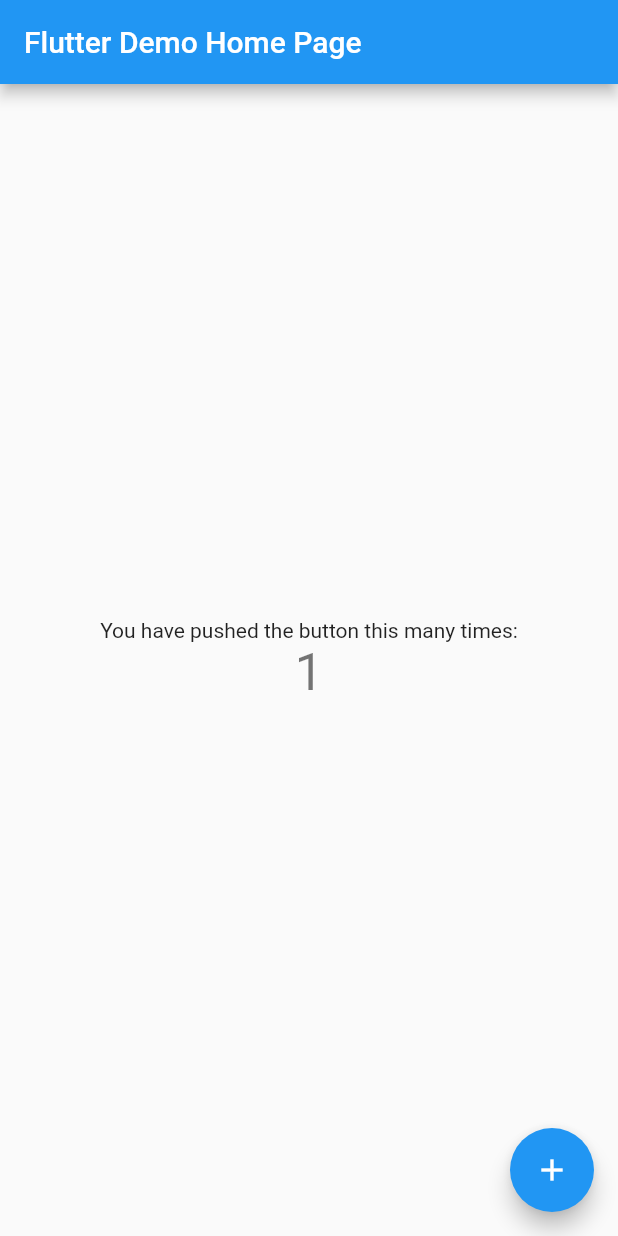
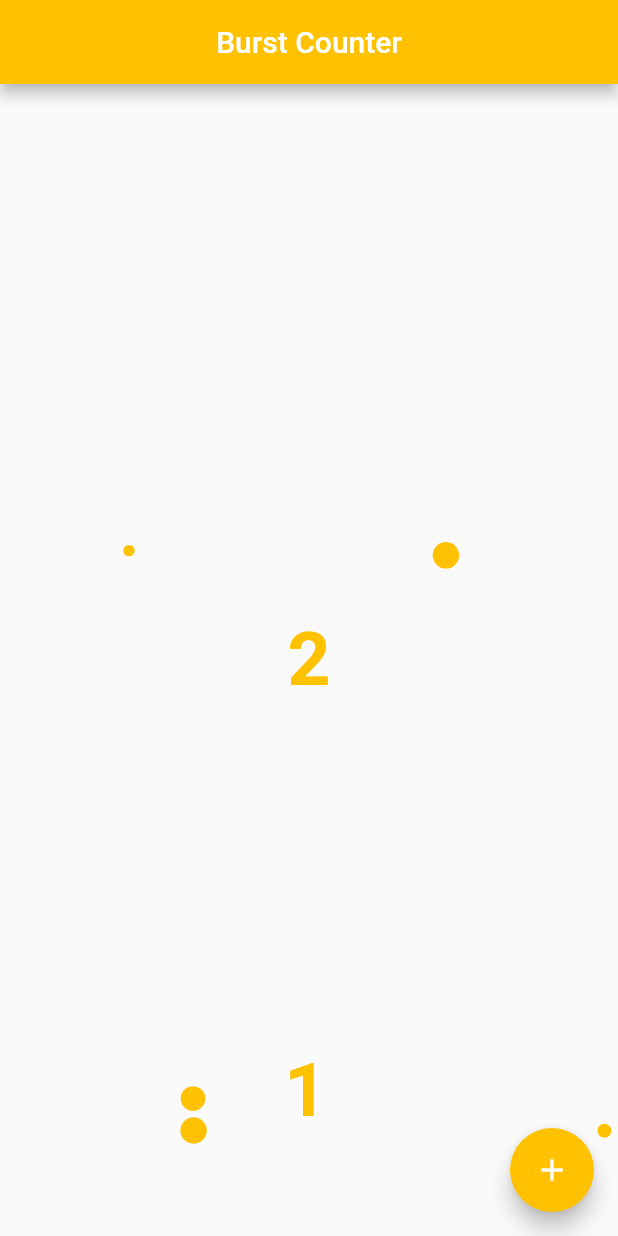
Before and after one commit to MohammedYoussef-YM/Masbaha, a Flutter app: the screen it shows after launch, after a tap on the "add" icon, on a phone screen of 412 x 824 dp. Run offline on Flutter 3.47's test engine with Material 2 defaults, Android fonts, the phone set to English and light mode, and no system bars.

Commit message:
Modify for file main

```diff
--- a/lib/main.dart
+++ b/lib/main.dart
@@ -1,3 +1,7 @@
+import 'dart:async';
+import 'dart:math';
+import 'dart:ui';
+import 'package:masbaha/particle.dart';
 import 'package:flutter/material.dart';
 
 void main() {
@@ -5,109 +9,220 @@ void main() {
 }
 
 class MyApp extends StatelessWidget {
-  // This widget is the root of your application.
   @override
   Widget build(BuildContext context) {
     return MaterialApp(
-      title: 'Flutter Demo',
+      debugShowCheckedModeBanner: false,
+      title: 'Masbahaty',
       theme: ThemeData(
-        // This is the theme of your application.
-        //
-        // Try running your application with "flutter run". You'll see the
-        // application has a blue toolbar. Then, without quitting the app, try
-        // changing the primarySwatch below to Colors.green and then invoke
-        // "hot reload" (press "r" in the console where you ran "flutter run",
-        // or simply save your changes to "hot reload" in a Flutter IDE).
-        // Notice that the counter didn't reset back to zero; the application
-        // is not restarted.
         primarySwatch: Colors.blue,
+        visualDensity: VisualDensity.adaptivePlatformDensity,
       ),
-      home: MyHomePage(title: 'Flutter Demo Home Page'),
+      home: MyHomePage(),
     );
   }
 }
 
 class MyHomePage extends StatefulWidget {
-  MyHomePage({Key key, this.title}) : super(key: key);
-
-  // This widget is the home page of your application. It is stateful, meaning
-  // that it has a State object (defined below) that contains fields that affect
-  // how it looks.
-
-  // This class is the configuration for the state. It holds the values (in this
-  // case the title) provided by the parent (in this case the App widget) and
-  // used by the build method of the State. Fields in a Widget subclass are
-  // always marked "final".
-
-  final String title;
-
   @override
   _MyHomePageState createState() => _MyHomePageState();
 }
 
-class _MyHomePageState extends State<MyHomePage> {
-  int _counter = 0;
+class _MyHomePageState extends State<MyHomePage> with SingleTickerProviderStateMixin {
+  AnimationController _animationController;
+  Animation _animation;
+  final List<Color> colors = [Color(0xffffc100), Color(0xffff9a00), Color(0xffff7400), Color(0xffff4d00), Color(0xffff0000)];
+  final GlobalKey _boxKey = GlobalKey();
+  final Random random = Random();
+  final double gravity = 9.81, dragCof = 0.47, airDensity = 1.1644, fps = 1 / 24;
+  Timer timer;
+  Rect boxSize = Rect.zero;
+  List<Particle> particles = [];
+  dynamic counterText = {"count": 1, "color": Color(0xffffc100)};
 
-  void _incrementCounter() {
-    setState(() {
-      // This call to setState tells the Flutter framework that something has
-      // changed in this State, which causes it to rerun the build method below
-      // so that the display can reflect the updated values. If we changed
-      // _counter without calling setState(), then the build method would not be
-      // called again, and so nothing would appear to happen.
-      _counter++;
+  @override
+  void dispose() {
+    // Cancel and Dispose off timer and Animation Controller
+    timer.cancel();
+    _animationController.removeListener(_animationListener);
+    _animationController.dispose();
+    super.dispose();
+  }
+
+  @override
+  void initState() {
+
+    // AnimationController for initial Burst Animation of Text
+    _animationController = AnimationController(vsync: this, duration: Duration(milliseconds: 100));
+    _animation = Tween(begin: 1.0, end: 2.0).animate(_animationController);
+
+    // Getting the Initial size of Container as soon as the First Frame Renders
+    WidgetsBinding.instance.addPostFrameCallback((timeStamp) {
+      Size size = _boxKey.currentContext.size;
+      boxSize = Rect.fromLTRB(0, 0, size.width, size.height);
     });
+
+    // Refreshing State at Rate of 24/Sec
+    timer = Timer.periodic(Duration(milliseconds: (fps * 1000).floor()), frameBuilder);
+
+    super.initState();
+
+  }
+
+  _animationListener() {
+    if (_animationController.isCompleted) {
+      _animationController.reverse();
+    }
+  }
+
+  frameBuilder(dynamic timestamp) {
+    // Looping though particles to calculate their new position
+    particles.forEach((pt) {
+      //Calculating Drag Force (DRAG FORCE HAS TO BE NEGATIVE - MISSED THIS IN THE TUTORIAL)
+      double dragForceX = -0.5 * airDensity * pow(pt.velocity.x, 2) * dragCof * pt.area;
+      double dragForceY = -0.5 * airDensity * pow(pt.velocity.y, 2) * dragCof * pt.area;
+
+      dragForceX = dragForceX.isInfinite ? 0.0 : dragForceX;
+      dragForceY = dragForceY.isInfinite ? 0.0 : dragForceY;
+
+      // Calculating Acceleration
+      double accX = dragForceX / pt.mass;
+      double accY = gravity + dragForceY / pt.mass;
+
+      // Calculating Velocity Change
+      pt.velocity.x += accX * fps;
+      pt.velocity.y += accY * fps;
+
+      // Calculating Position Change
+      pt.position.x += pt.velocity.x * fps * 100;
+      pt.position.y += pt.velocity.y * fps * 100;
+
+      // Calculating Position and Velocity Changes after Wall Collision
+      boxCollision(pt);
+    });
+
+    if (particles.isNotEmpty) {
+      setState(() {});
+    }
+  }
+
+  burstParticles() {
+    // Removing Some Old particles each time FAB is Clicked (PERFORMANCE)
+    if (particles.length > 200) {
+      particles.removeRange(0, 75);
+    }
+
+    _animationController.forward();
+    _animationController.addListener(_animationListener);
+
+    double colorRandom = random.nextDouble();
+
+    Color color = colors[(colorRandom * colors.length).floor()];
+    String previousCount = "${counterText['count']}";
+    Color prevColor = counterText['color'];
+    counterText['count'] = counterText['count'] + 1;
+    counterText['color'] = color;
+    int count = random.nextInt(25).clamp(5, 25);
+
+    for (int x = 0; x < count; x++) {
+      double randomX = random.nextDouble() * 4.0;
+      if (x % 2 == 0) {
+        randomX = -randomX;
+      }
+      double randomY = random.nextDouble() * -7.0;
+      Particle p = Particle();
+      p.radius = (random.nextDouble() * 10.0).clamp(2.0, 10.0);
+      p.color = prevColor;
+      p.position = PVector(boxSize.center.dx, boxSize.center.dy);
+      p.velocity = PVector(randomX, randomY);
+      particles.add(p);
+    }
+
+    List<String> numbers = previousCount.split("");
+    for (int x = 0; x < numbers.length; x++) {
+      double randomX = random.nextDouble();
+      if (x % 2 == 0) {
+        randomX = -randomX;
+      }
+      double randomY = random.nextDouble() * -7.0;
+      Particle p = Particle();
+      p.type = ParticleType.TEXT;
+      p.text = numbers[x];
+      p.radius = 25;
+      p.color = color;
+      p.position = PVector(boxSize.center.dx, boxSize.center.dy);
+      p.velocity = PVector(randomX * 4.0, randomY);
+      particles.add(p);
+    }
+  }
+
+  boxCollision(Particle pt) {
+    // Collision with Right of the Box Wall
+    if (pt.position.x > boxSize.width - pt.radius) {
+      pt.velocity.x *= pt.jumpFactor;
+      pt.position.x = boxSize.width - pt.radius;
+    }
+    // Collision with Bottom of the Box Wall
+    if (pt.position.y > boxSize.height - pt.radius) {
+      pt.velocity.y *= pt.jumpFactor;
+      pt.position.y = boxSize.height - pt.radius;
+    }
+    // Collision with Left of the Box Wall
+    if (pt.position.x < pt.radius) {
+      pt.velocity.x *= pt.jumpFactor;
+      pt.position.x = pt.radius;
+    }
   }
 
   @override
   Widget build(BuildContext context) {
-    // This method is rerun every time setState is called, for instance as done
-    // by the _incrementCounter method above.
-    //
-    // The Flutter framework has been optimized to make rerunning build methods
-    // fast, so that you can just rebuild anything that needs updating rather
-    // than having to individually change instances of widgets.
     return Scaffold(
       appBar: AppBar(
-        // Here we take the value from the MyHomePage object that was created by
-        // the App.build method, and use it to set our appbar title.
-        title: Text(widget.title),
+        title: Text("Burst Counter"),
+        backgroundColor: counterText['color'],
+        centerTitle: true,
       ),
-      body: Center(
-        // Center is a layout widget. It takes a single child and positions it
-        // in the middle of the parent.
-        child: Column(
-          // Column is also a layout widget. It takes a list of children and
-          // arranges them vertically. By default, it sizes itself to fit its
-          // children horizontally, and tries to be as tall as its parent.
-          //
-          // Invoke "debug painting" (press "p" in the console, choose the
-          // "Toggle Debug Paint" action from the Flutter Inspector in Android
-          // Studio, or the "Toggle Debug Paint" command in Visual Studio Code)
-          // to see the wireframe for each widget.
-          //
-          // Column has various properties to control how it sizes itself and
-          // how it positions its children. Here we use mainAxisAlignment to
-          // center the children vertically; the main axis here is the vertical
-          // axis because Columns are vertical (the cross axis would be
-          // horizontal).
-          mainAxisAlignment: MainAxisAlignment.center,
-          children: <Widget>[
-            Text(
-              'You have pushed the button this many times:',
+      body: Container(
+        key: _boxKey,
+        child: Stack(
+          children: [
+            Center(
+              child: Text(
+                "${counterText['count']}",
+                textScaleFactor: _animation.value,
+                style: TextStyle(fontSize: 50, fontWeight: FontWeight.bold, color: counterText['color']),
+              ),
             ),
-            Text(
-              '$_counter',
-              style: Theme.of(context).textTheme.headline4,
-            ),
+            ...particles.map((pt) {
+              if (pt.type == ParticleType.TEXT) {
+                return Positioned(
+                    top: pt.position.y,
+                    left: pt.position.x,
+                    child: Container(
+                      child: Text(
+                        "${pt.text}",
+                        style: TextStyle(fontSize: 50, fontWeight: FontWeight.bold, color: pt.color),
+                      ),
+                    ));
+              } else {
+                return Positioned(
+                    top: pt.position.y,
+                    left: pt.position.x,
+                    child: Container(
+                      width: pt.radius * 2,
+                      height: pt.radius * 2,
+                      decoration: BoxDecoration(shape: BoxShape.circle, color: pt.color),
+                    ));
+              }
+            }).toList()
           ],
         ),
       ),
       floatingActionButton: FloatingActionButton(
-        onPressed: _incrementCounter,
-        tooltip: 'Increment',
+        onPressed: burstParticles,
+        backgroundColor: counterText['color'],
         child: Icon(Icons.add),
-      ), // This trailing comma makes auto-formatting nicer for build methods.
+      ),
     );
   }
 }
```
Also changed, not shown: pubspec.yaml (+0 -21 lines).
